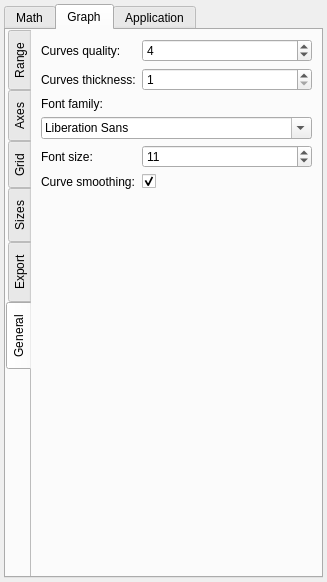
Before: the Qt Designer form Windows/settings.ui in AdelKS/ZeGrapher, drawn with Qt 5.
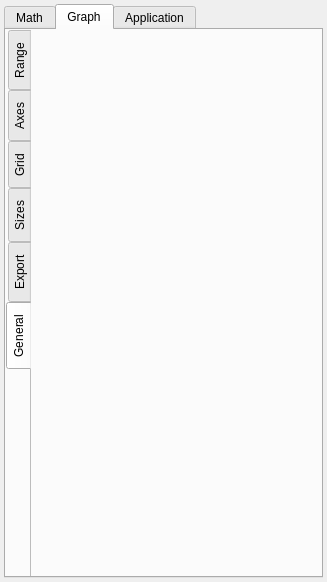
After: the same form once the commit is applied. The open tabs and pages were chosen to show the change. Icons and pictures are not drawn.

Commit message: Moved Graph esthetic settings from Settings class to a new Widget class: ZeEstheticSettings

What changed in the file:
```diff
--- a/Windows/settings.ui
+++ b/Windows/settings.ui
@@ -192,222 +192,7 @@
           <attribute name="title">
            <string>General</string>
           </attribute>
-          <layout class="QVBoxLayout" name="verticalLayout">
-           <item>
-            <widget class="QWidget" name="widget" native="true">
-             <property name="sizePolicy">
-              <sizepolicy hsizetype="Preferred" vsizetype="Preferred">
-               <horstretch>0</horstretch>
-               <verstretch>0</verstretch>
-              </sizepolicy>
-             </property>
-             <layout class="QFormLayout" name="formLayout">
-              <property name="rowWrapPolicy">
-               <enum>QFormLayout::WrapLongRows</enum>
-              </property>
-              <property name="formAlignment">
-               <set>Qt::AlignHCenter|Qt::AlignTop</set>
-              </property>
-              <property name="leftMargin">
-               <number>0</number>
-              </property>
-              <property name="topMargin">
-               <number>0</number>
-              </property>
-              <property name="rightMargin">
-               <number>0</number>
-              </property>
-              <property name="bottomMargin">
-               <number>0</number>
-              </property>
-              <item row="0" column="0">
-               <widget class="QLabel" name="label_4">
-                <property name="sizePolicy">
-                 <sizepolicy hsizetype="Preferred" vsizetype="Preferred">
-                  <horstretch>0</horstretch>
-                  <verstretch>0</verstretch>
-                 </sizepolicy>
-                </property>
-                <property name="maximumSize">
-                 <size>
-                  <width>16777215</width>
-                  <height>50</height>
-                 </size>
-                </property>
-                <property name="toolTip">
-                 <string>If the quality is increased, the execution speed is decreased and conversely.</string>
-                </property>
-                <property name="text">
-                 <string>Curves quality:</string>
-                </property>
-               </widget>
-              </item>
-              <item row="0" column="1">
-               <widget class="QSpinBox" name="distanceWidget">
-                <property name="sizePolicy">
-                 <sizepolicy hsizetype="Preferred" vsizetype="Fixed">
-                  <horstretch>0</horstretch>
-                  <verstretch>0</verstretch>
-                 </sizepolicy>
-                </property>
-                <property name="maximumSize">
-                 <size>
-                  <width>16777215</width>
-                  <height>25</height>
-                 </size>
-                </property>
-                <property name="toolTip">
-                 <string>Distance in pixels</string>
-                </property>
-                <property name="minimum">
-                 <number>1</number>
-                </property>
-                <property name="maximum">
-                 <number>16</number>
-                </property>
-                <property name="value">
-                 <number>4</number>
-                </property>
-               </widget>
-              </item>
-              <item row="1" column="0">
-               <widget class="QLabel" name="label">
-                <property name="toolTip">
-                 <string/>
-                </property>
-                <property name="text">
-                 <string>Curves thickness:</string>
-                </property>
-               </widget>
-              </item>
-              <item row="1" column="1">
-               <widget class="QSpinBox" name="thicknessWidget">
-                <property name="sizePolicy">
-                 <sizepolicy hsizetype="Preferred" vsizetype="Fixed">
-                  <horstretch>0</horstretch>
-                  <verstretch>0</verstretch>
-                 </sizepolicy>
-                </property>
-                <property name="maximumSize">
-                 <size>
-                  <width>16777215</width>
-                  <height>25</height>
-                 </size>
-                </property>
-                <property name="minimum">
-                 <number>1</number>
-                </property>
-                <property name="maximum">
-                 <number>5</number>
-                </property>
-               </widget>
-              </item>
-              <item row="2" column="0">
-               <widget class="QLabel" name="label_11">
-                <property name="text">
-                 <string>Font family:</string>
-                </property>
-               </widget>
-              </item>
-              <item row="2" column="1">
-               <widget class="QFontComboBox" name="graphFont">
-                <property name="sizePolicy">
-                 <sizepolicy hsizetype="Preferred" vsizetype="Preferred">
-                  <horstretch>0</horstretch>
-                  <verstretch>0</verstretch>
-                 </sizepolicy>
-                </property>
-                <property name="minimumSize">
-                 <size>
-                  <width>0</width>
-                  <height>0</height>
-                 </size>
-                </property>
-                <property name="maximumSize">
-                 <size>
-                  <width>16777215</width>
-                  <height>16777215</height>
-                 </size>
-                </property>
-                <property name="sizeAdjustPolicy">
-                 <enum>QComboBox::AdjustToContents</enum>
-                </property>
-               </widget>
-              </item>
-              <item row="3" column="0">
-               <widget class="QLabel" name="label_7">
-                <property name="toolTip">
-                 <string>Digits size shown on the graph</string>
-                </property>
-                <property name="text">
-                 <string>Font size:</string>
-                </property>
-               </widget>
-              </item>
-              <item row="3" column="1">
-               <widget class="QSpinBox" name="graphFontSize">
-                <property name="sizePolicy">
-                 <sizepolicy hsizetype="Preferred" vsizetype="Fixed">
-                  <horstretch>0</horstretch>
-                  <verstretch>0</verstretch>
-                 </sizepolicy>
-                </property>
-                <property name="maximumSize">
-                 <size>
-                  <width>16777215</width>
-                  <height>25</height>
-                 </size>
-                </property>
-                <property name="toolTip">
-                 <string>Size in pixel</string>
-                </property>
-                <property name="minimum">
-                 <number>8</number>
-                </property>
-                <property name="maximum">
-                 <number>20</number>
-                </property>
-                <property name="value">
-                 <number>11</number>
-                </property>
-               </widget>
-              </item>
-              <item row="4" column="0">
-               <widget class="QLabel" name="label_5">
-                <property name="text">
-                 <string>Curve smoothing:</string>
-                </property>
-               </widget>
-              </item>
-              <item row="4" column="1">
-               <widget class="QCheckBox" name="smoothing">
-                <property name="sizePolicy">
-                 <sizepolicy hsizetype="Preferred" vsizetype="Fixed">
-                  <horstretch>0</horstretch>
-                  <verstretch>0</verstretch>
-                 </sizepolicy>
-                </property>
-                <property name="maximumSize">
-                 <size>
-                  <width>25</width>
-                  <height>25</height>
-                 </size>
-                </property>
-                <property name="text">
-                 <string/>
-                </property>
-                <property name="checked">
-                 <bool>true</bool>
-                </property>
-                <property name="tristate">
-                 <bool>false</bool>
-                </property>
-               </widget>
-              </item>
-             </layout>
-            </widget>
-           </item>
-          </layout>
+          <layout class="QVBoxLayout" name="graphGeneralSettingsLayout"/>
          </widget>
         </widget>
        </item>
```
Left out of the diff: 4 changed lines with no effect on the pictures. The commit also changes 15 other files.
